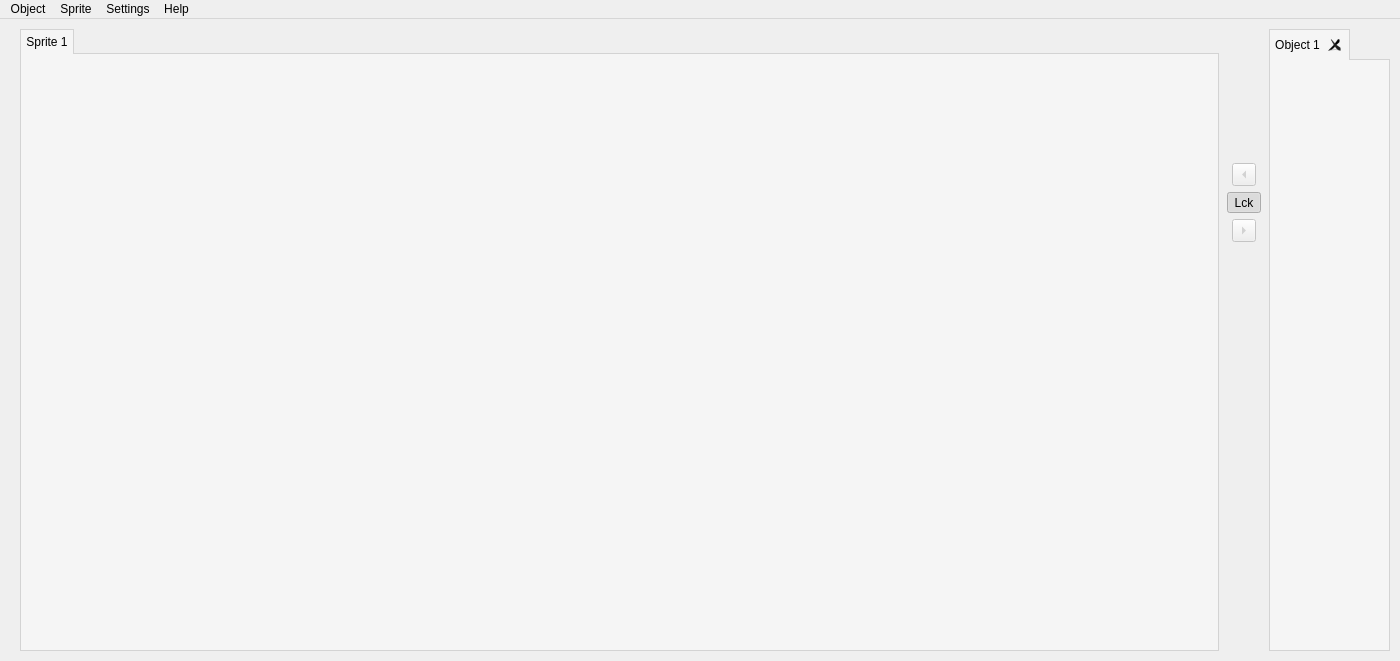
The window that editor_app/gui/main_window.ui (danielmeinert/objectcreator) describes before a commit, drawn with Qt 5.
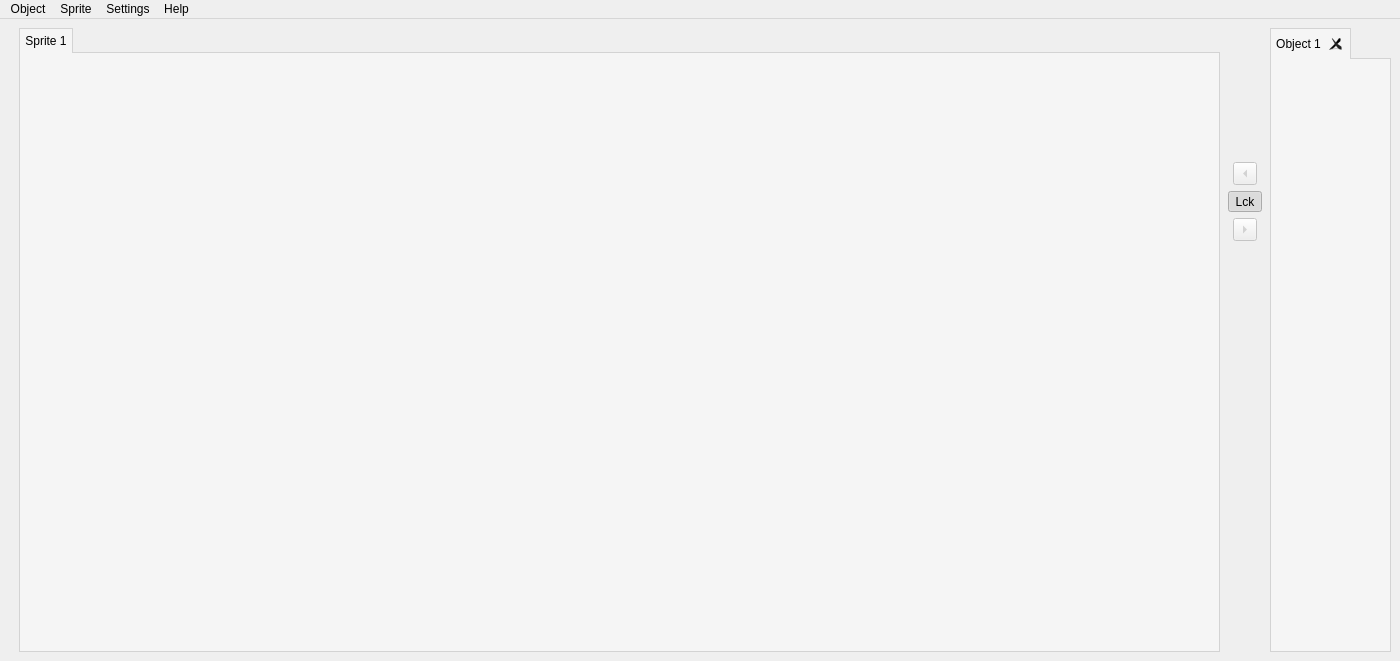
The same window after the commit.

Diff of the .ui file:
```diff
--- a/editor_app/gui/main_window.ui
+++ b/editor_app/gui/main_window.ui
@@ -17,20 +17,96 @@
    <string notr="true"/>
   </property>
   <widget class="QWidget" name="centralwidget">
-   <layout class="QGridLayout" name="gridLayout">
-    <property name="leftMargin">
-     <number>10</number>
-    </property>
-    <property name="topMargin">
-     <number>10</number>
-    </property>
-    <property name="rightMargin">
-     <number>10</number>
-    </property>
-    <property name="bottomMargin">
-     <number>10</number>
-    </property>
-    <item row="0" column="2">
+   <layout class="QHBoxLayout" name="horizontalLayout">
+    <item>
+     <widget class="QWidget" name="container_left_bar" native="true">
+      <property name="sizePolicy">
+       <sizepolicy hsizetype="Minimum" vsizetype="Expanding">
+        <horstretch>0</horstretch>
+        <verstretch>0</verstretch>
+       </sizepolicy>
+      </property>
+      <layout class="QVBoxLayout" name="verticalLayout">
+       <property name="spacing">
+        <number>4</number>
+       </property>
+       <property name="leftMargin">
+        <number>2</number>
+       </property>
+       <property name="topMargin">
+        <number>2</number>
+       </property>
+       <property name="rightMargin">
+        <number>2</number>
+       </property>
+       <property name="bottomMargin">
+        <number>2</number>
+       </property>
+      </layout>
+     </widget>
+    </item>
+    <item>
+     <widget class="QTabWidget" name="tabWidget_sprites">
+      <property name="enabled">
+       <bool>true</bool>
+      </property>
+      <property name="sizePolicy">
+       <sizepolicy hsizetype="Expanding" vsizetype="Expanding">
+        <horstretch>0</horstretch>
+        <verstretch>0</verstretch>
+       </sizepolicy>
+      </property>
+      <property name="styleSheet">
+       <string notr="true">QTabWidget::pane {
+  border: 1px solid lightgray;
+  top:-1px; 
+  background: rgb(245, 245, 245);; 
+} 
+
+QTabBar::tab {
+  background: rgb(230, 230, 230); 
+  border: 1px solid lightgray; 
+  padding: 5px;
+} 
+
+QTabBar::tab:selected { 
+  background: rgb(245, 245, 245); 
+  margin-bottom: -1px; 
+}</string>
+      </property>
+      <property name="tabPosition">
+       <enum>QTabWidget::North</enum>
+      </property>
+      <property name="tabShape">
+       <enum>QTabWidget::Rounded</enum>
+      </property>
+      <property name="currentIndex">
+       <number>0</number>
+      </property>
+      <property name="documentMode">
+       <bool>false</bool>
+      </property>
+      <property name="tabsClosable">
+       <bool>false</bool>
+      </property>
+      <property name="movable">
+       <bool>false</bool>
+      </property>
+      <property name="tabBarAutoHide">
+       <bool>false</bool>
+      </property>
+      <widget class="QWidget" name="tab_sprite">
+       <property name="enabled">
+        <bool>true</bool>
+       </property>
+       <attribute name="title">
+        <string>Sprite 1</string>
+       </attribute>
+       <layout class="QHBoxLayout" name="horizontalLayout_2"/>
+      </widget>
+     </widget>
+    </item>
+    <item>
      <widget class="QWidget" name="widget_spriteExchange" native="true">
       <property name="sizePolicy">
        <sizepolicy hsizetype="Fixed" vsizetype="Preferred">
@@ -152,68 +228,7 @@
       </layout>
      </widget>
     </item>
-    <item row="0" column="1">
-     <widget class="QTabWidget" name="tabWidget_sprites">
-      <property name="enabled">
-       <bool>true</bool>
-      </property>
-      <property name="sizePolicy">
-       <sizepolicy hsizetype="Expanding" vsizetype="Expanding">
-        <horstretch>0</horstretch>
-        <verstretch>0</verstretch>
-       </sizepolicy>
-      </property>
-      <property name="styleSheet">
-       <string notr="true">QTabWidget::pane {
-  border: 1px solid lightgray;
-  top:-1px; 
-  background: rgb(245, 245, 245);; 
-} 
-
-QTabBar::tab {
-  background: rgb(230, 230, 230); 
-  border: 1px solid lightgray; 
-  padding: 5px;
-} 
-
-QTabBar::tab:selected { 
-  background: rgb(245, 245, 245); 
-  margin-bottom: -1px; 
-}</string>
-      </property>
-      <property name="tabPosition">
-       <enum>QTabWidget::North</enum>
-      </property>
-      <property name="tabShape">
-       <enum>QTabWidget::Rounded</enum>
-      </property>
-      <property name="currentIndex">
-       <number>0</number>
-      </property>
-      <property name="documentMode">
-       <bool>false</bool>
-      </property>
-      <property name="tabsClosable">
-       <bool>false</bool>
-      </property>
-      <property name="movable">
-       <bool>false</bool>
-      </property>
-      <property name="tabBarAutoHide">
-       <bool>false</bool>
-      </property>
-      <widget class="QWidget" name="tab_sprite">
-       <property name="enabled">
-        <bool>true</bool>
-       </property>
-       <attribute name="title">
-        <string>Sprite 1</string>
-       </attribute>
-       <layout class="QHBoxLayout" name="horizontalLayout_2"/>
-      </widget>
-     </widget>
-    </item>
-    <item row="0" column="3">
+    <item>
      <widget class="QTabWidget" name="tabWidget_objects">
       <property name="sizePolicy">
        <sizepolicy hsizetype="Minimum" vsizetype="Minimum">
@@ -271,27 +286,6 @@
       </widget>
      </widget>
     </item>
-    <item row="0" column="0" alignment="Qt::AlignTop">
-     <widget class="QWidget" name="container_left_bar" native="true">
-      <layout class="QVBoxLayout" name="verticalLayout">
-       <property name="spacing">
-        <number>4</number>
-       </property>
-       <property name="leftMargin">
-        <number>2</number>
-       </property>
-       <property name="topMargin">
-        <number>2</number>
-       </property>
-       <property name="rightMargin">
-        <number>2</number>
-       </property>
-       <property name="bottomMargin">
-        <number>2</number>
-       </property>
-      </layout>
-     </widget>
-    </item>
    </layout>
   </widget>
   <widget class="QMenuBar" name="menubar">
```
